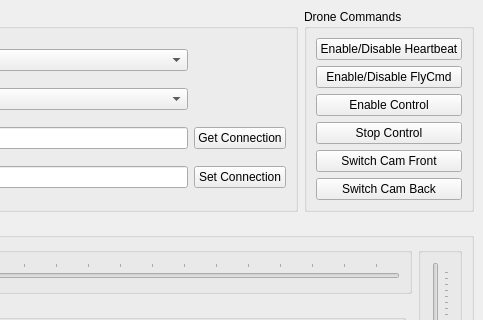
Zorne7/NovaCamDrone, file controller/mainwindow.ui: the form before one commit; both pictures show x 513 to 996 and y 0 to 320 of the 996 by 848 pixel window.
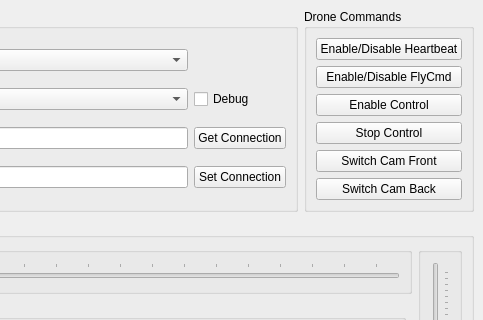
The form after the commit.

Commit message: added possibility to enable/disable debug logs

The edit to the form file:
```diff
--- a/controller/mainwindow.ui
+++ b/controller/mainwindow.ui
@@ -83,6 +83,13 @@
          </property>
         </widget>
        </item>
+       <item row="1" column="3">
+        <widget class="QCheckBox" name="debugCheck">
+         <property name="text">
+          <string>Debug</string>
+         </property>
+        </widget>
+       </item>
       </layout>
      </widget>
     </item>
```
The commit also changes 2 other files.
